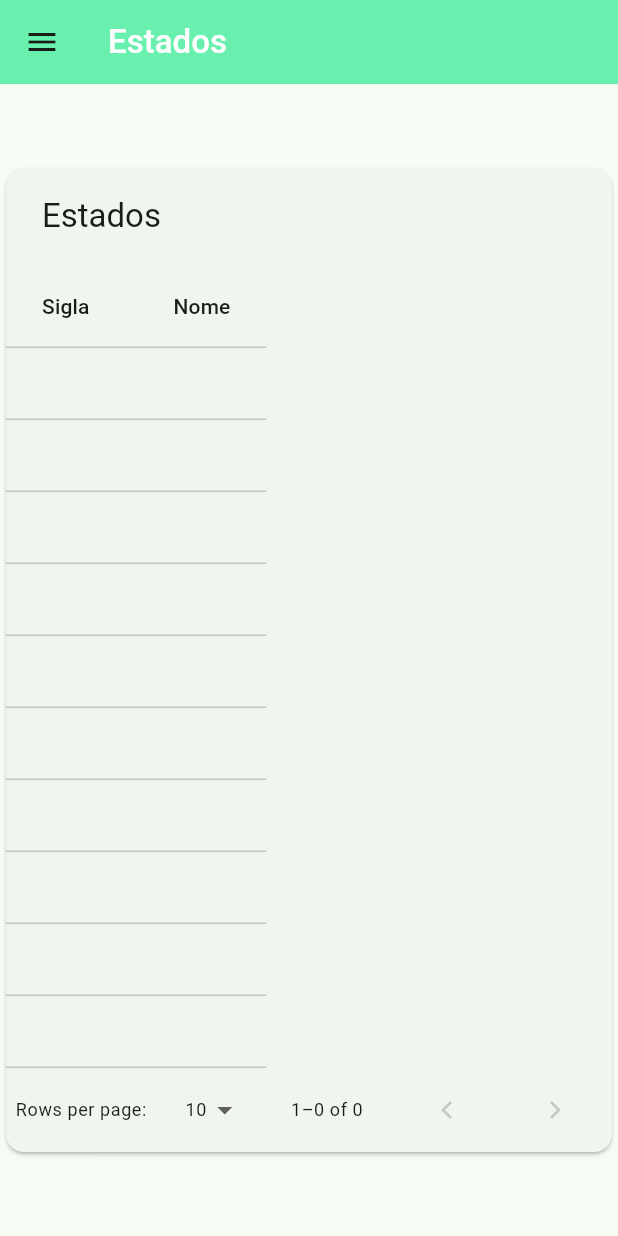
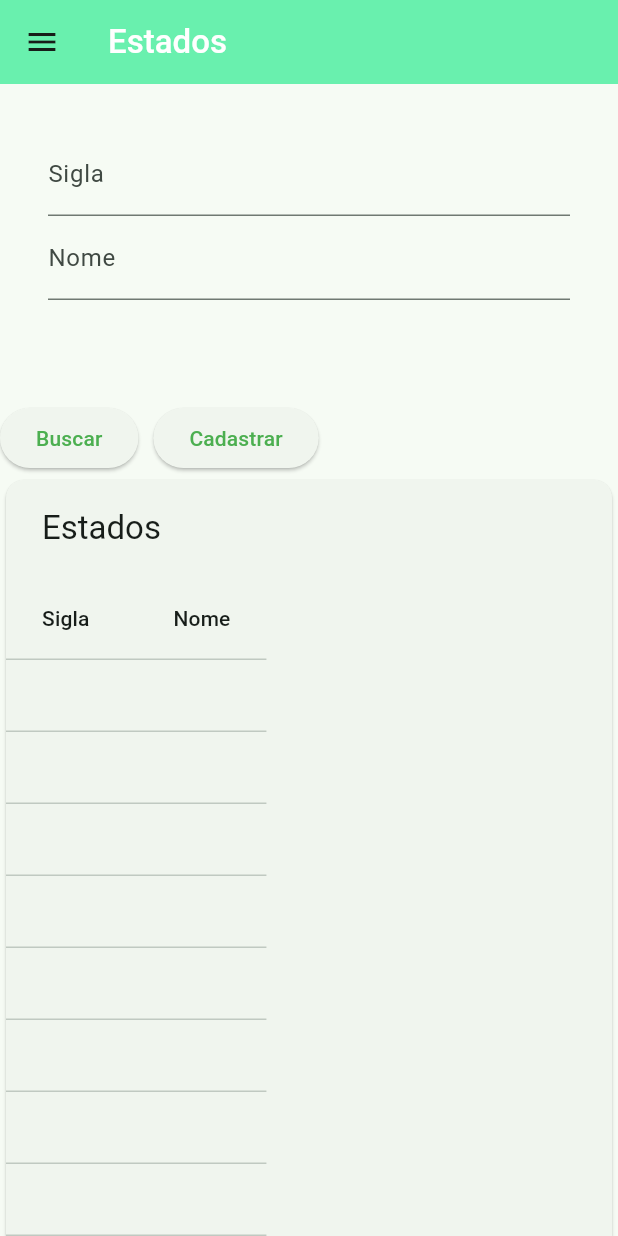
Before and after one commit to GLR21/autom_V3, a Flutter app: the screen it shows after launch, in the side drawer, after a tap on "Estados", on a phone screen of 412 x 824 dp. Run offline on Flutter 3.47's test engine with Material 2 defaults, Android fonts, the phone set to English and light mode, and no system bars; our stand-ins replace flutter_dotenv; missing offline and left inert: postgres.

Commit message:
Form de busca básico para EstadoListview

```diff
--- a/lib/view/estado/estado_list_view.dart
+++ b/lib/view/estado/estado_list_view.dart
@@ -1,6 +1,7 @@
 import 'package:autom_v3/classes/estado.dart';
 import 'package:autom_v3/models/estado_model.dart';
 import 'package:autom_v3/view/components/navigation_panel.dart';
+import 'package:autom_v3/view/estado/estado_view.dart';
 import 'package:flutter/material.dart';
 
 class EstadoListView extends StatefulWidget {
@@ -13,6 +14,50 @@ class EstadoListView extends StatefulWidget {
 
 class _EstadoListViewState extends State<EstadoListView>
 {
+    final GlobalKey<FormState> formKey = GlobalKey<FormState>();
+
+    String? sigla = '';
+    String? nome = '';
+
+    Widget buildFieldSigla()
+    {
+        return TextFormField
+        (
+            decoration: const InputDecoration(label: Text('Sigla')),
+            validator: (String? value)
+            {
+                if(value!.isEmpty)
+                {
+                    return '"Sigla" é obrigatório';
+                }
+            },
+            onSaved: (newValue)
+            {
+                sigla = newValue;
+            },
+        );
+    }
+
+    Widget buildFieldNome()
+    {
+        return TextFormField
+        (
+            decoration: const InputDecoration(label: Text('Nome')),
+            validator: (String? value)
+            {
+                if(value!.isEmpty)
+                {
+                    return '"Nome" é obrigatório';
+                }
+            },
+            onSaved: (newValue)
+            {
+                nome = newValue;
+            },
+        );
+    }
+
+
     Future<List> getEstadoList() async
     {
         List list = await EstadoModel().selectAll();
@@ -35,11 +80,77 @@ class _EstadoListViewState extends State<EstadoListView>
             drawer: const NavigationPanel(),
             body: Scaffold
             (
-                body: Center
+                body: Wrap
                 (
-                    child: SingleChildScrollView
+                    children:
+                    [
+                        Container
                         (
-                        scrollDirection: Axis.vertical,
+                            margin: const EdgeInsets.all(0),
+                            child: Form
+                            (
+                                child: Column
+                                (
+                                    mainAxisAlignment: MainAxisAlignment.center,
+                                    children: <Widget>
+                                    [
+                                        Padding
+                                        (
+                                            padding: const EdgeInsets.all(32),
+                                            child: Column
+                                            (
+                                                children:
+                                                [
+                                                    buildFieldSigla(),
+                                                    buildFieldNome(),
+                                                    const SizedBox(height: 36)
+                                                ],
+                                            ),
+                                        ),
+                                        Row
+                                        (
+                                            children:
+                                            [
+                                                ElevatedButton
+                                                (
+                                                    onPressed: ()
+                                                    {},
+                                                    child: const Text
+                                                    (
+                                                        'Buscar',
+                                                        style: TextStyle(color: Colors.green),
+                                                    ),
+                                                ),
+                                                const Padding
+                                                (
+                                                    padding: EdgeInsets.all(5)
+                                                ),
+                                                ElevatedButton
+                                                (
+                                                    onPressed: ()
+                                                    {
+                                                        Navigator.of(context).push
+                                                        (
+                                                            MaterialPageRoute
+                                                            (
+                                                                builder: (context) => const EstadoView(null),
+                                                            ),
+                                                        );
+                                                    },
+                                                    child: const Text
+                                                    (
+                                                        'Cadastrar',
+                                                        style: TextStyle(color: Colors.green),
+                                                    ),
+                                                ),
+                                            ],
+                                        )
+                                    ],
+                                )
+                            ),
+                        ),
+                        Center
+                        (
                             child: FutureBuilder
                             (
                                 future: getEstadoList(),
@@ -78,6 +189,7 @@ class _EstadoListViewState extends State<EstadoListView>
                                 },
                             ),
                         ),
+                    ]
                 )
             )
         );
```
Lines whose indentation alone changed are shown as unchanged.
